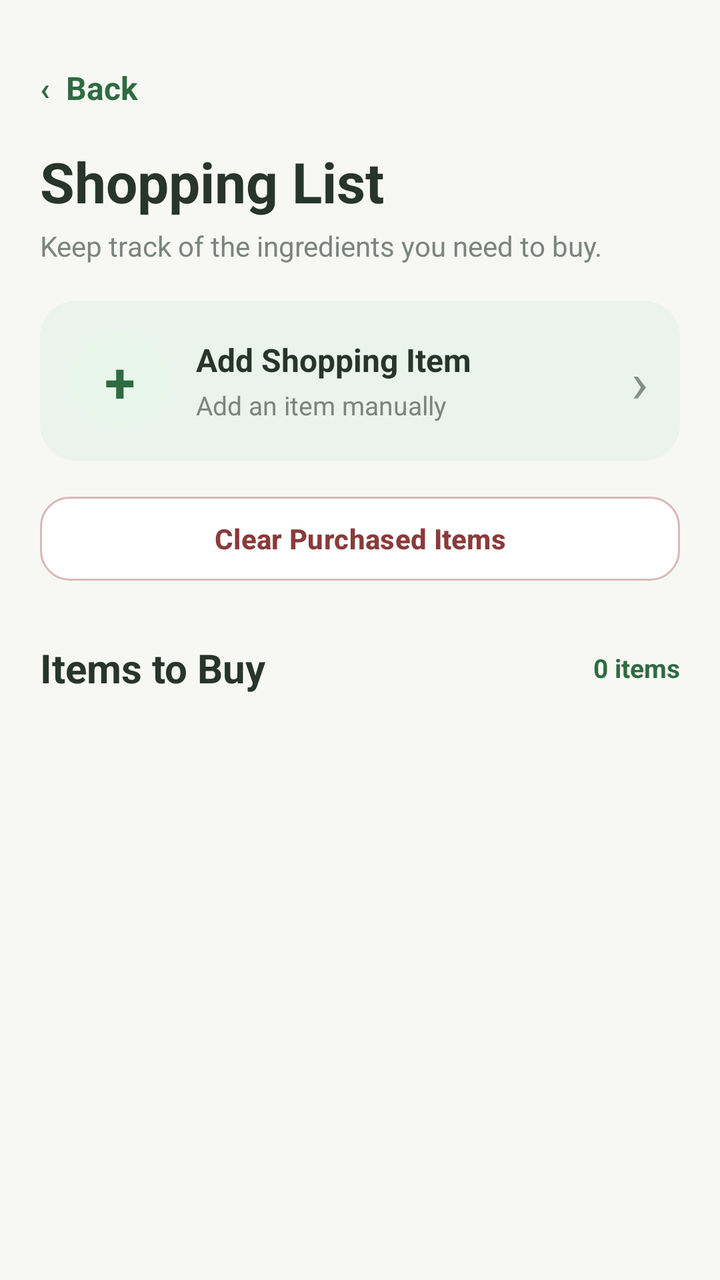
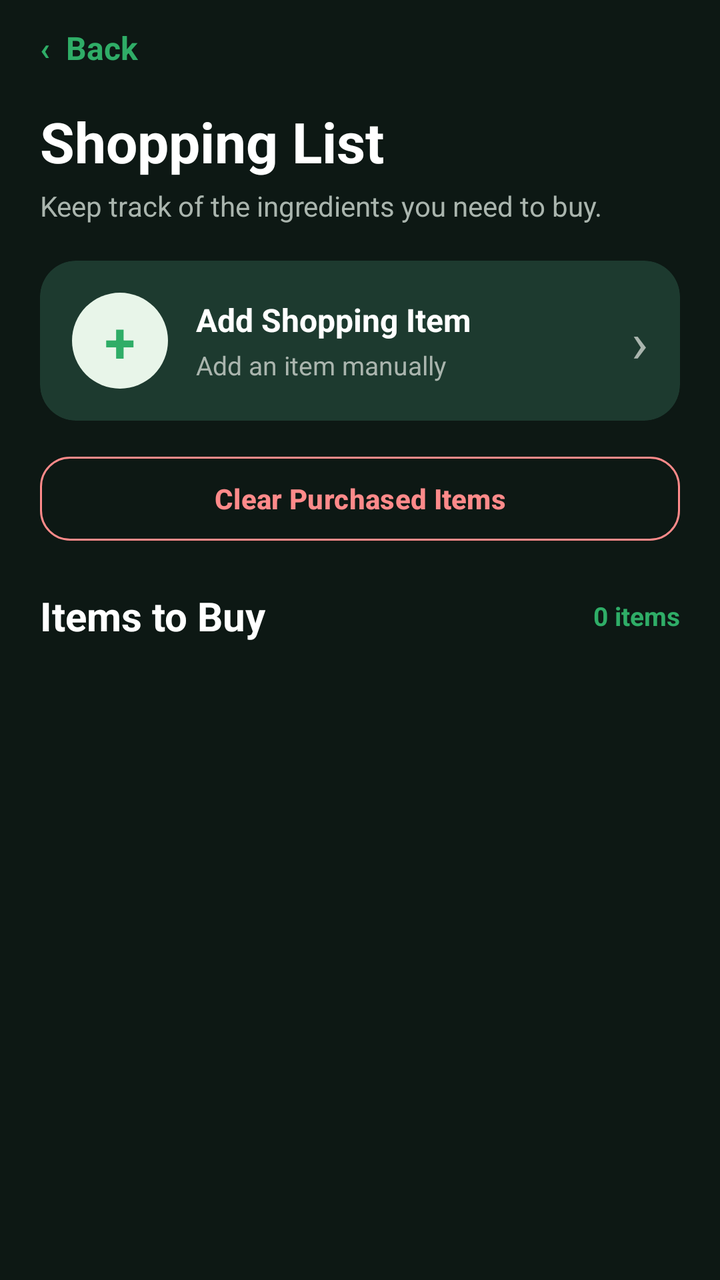

An Android layout rendered at two revisions. The XML below is the earlier revision; the diff shows what the commit changed to produce the second picture.
<!-- AndroidManifest.xml: application theme Theme.SmartPantryManager -->
<!-- res/layout/activity_shopping_list.xml -->
<?xml version="1.0" encoding="utf-8"?>
<androidx.constraintlayout.widget.ConstraintLayout
    xmlns:android="http://schemas.android.com/apk/res/android"
    xmlns:app="http://schemas.android.com/apk/res-auto"
    android:layout_width="match_parent"
    android:layout_height="match_parent"
    android:background="#F7F8F3">

    <ScrollView
        android:layout_width="0dp"
        android:layout_height="0dp"
        android:fillViewport="true"
        android:clipToPadding="false"
        android:paddingBottom="24dp"
        app:layout_constraintTop_toTopOf="parent"
        app:layout_constraintBottom_toBottomOf="parent"
        app:layout_constraintStart_toStartOf="parent"
        app:layout_constraintEnd_toEndOf="parent">

        <LinearLayout
            android:layout_width="match_parent"
            android:layout_height="wrap_content"
            android:orientation="vertical"
            android:padding="20dp">

            
            <TextView
                android:id="@+id/backButton"
                android:layout_width="wrap_content"
                android:layout_height="48dp"
                android:gravity="center_vertical"
                android:text="‹  Back"
                android:textColor="#2F6B42"
                android:textSize="16sp"
                android:textStyle="bold" />

            
            <TextView
                android:layout_width="match_parent"
                android:layout_height="wrap_content"
                android:layout_marginTop="4dp"
                android:text="Shopping List"
                android:textColor="#27352B"
                android:textSize="28sp"
                android:textStyle="bold" />

            <TextView
                android:layout_width="match_parent"
                android:layout_height="wrap_content"
                android:layout_marginTop="4dp"
                android:text="Keep track of the ingredients you need to buy."
                android:textColor="#7A857E"
                android:textSize="14sp" />

            
            <com.google.android.material.card.MaterialCardView
                android:id="@+id/addShoppingItemCard"
                android:layout_width="match_parent"
                android:layout_height="wrap_content"
                android:layout_marginTop="18dp"
                android:clickable="true"
                android:focusable="true"
                android:foreground="?attr/selectableItemBackground"
                app:cardBackgroundColor="#EAF3EC"
                app:cardCornerRadius="18dp"
                app:strokeWidth="0dp">

                <LinearLayout
                    android:layout_width="match_parent"
                    android:layout_height="wrap_content"
                    android:gravity="center_vertical"
                    android:orientation="horizontal"
                    android:padding="16dp">

                    <TextView
                        android:layout_width="48dp"
                        android:layout_height="48dp"
                        android:background="@drawable/icon_circle_green"
                        android:gravity="center"
                        android:text="+"
                        android:textColor="#2F6B42"
                        android:textSize="28sp"
                        android:textStyle="bold" />

                    <LinearLayout
                        android:layout_width="0dp"
                        android:layout_height="wrap_content"
                        android:layout_marginStart="14dp"
                        android:layout_weight="1"
                        android:orientation="vertical">

                        <TextView
                            android:layout_width="wrap_content"
                            android:layout_height="wrap_content"
                            android:text="Add Shopping Item"
                            android:textColor="#27352B"
                            android:textSize="16sp"
                            android:textStyle="bold" />

                        <TextView
                            android:layout_width="wrap_content"
                            android:layout_height="wrap_content"
                            android:layout_marginTop="3dp"
                            android:text="Add an item manually"
                            android:textColor="#7A857E"
                            android:textSize="13sp" />

                    </LinearLayout>

                    <TextView
                        android:layout_width="wrap_content"
                        android:layout_height="wrap_content"
                        android:text="›"
                        android:textColor="#839087"
                        android:textSize="28sp" />

                </LinearLayout>

            </com.google.android.material.card.MaterialCardView>

            
            <com.google.android.material.button.MaterialButton
                android:id="@+id/clearPurchasedButton"
                android:layout_width="match_parent"
                android:layout_height="50dp"
                android:layout_marginTop="14dp"
                android:text="Clear Purchased Items"
                android:textAllCaps="false"
                android:textColor="#8A3B3B"
                android:textSize="14sp"
                android:textStyle="bold"
                app:backgroundTint="#FFFFFF"
                app:cornerRadius="15dp"
                app:strokeColor="#D9B9B9"
                app:strokeWidth="1dp" />

            
            <LinearLayout
                android:layout_width="match_parent"
                android:layout_height="wrap_content"
                android:layout_marginTop="26dp"
                android:gravity="center_vertical"
                android:orientation="horizontal">

                <TextView
                    android:id="@+id/shoppingListTitle"
                    android:layout_width="0dp"
                    android:layout_height="wrap_content"
                    android:layout_weight="1"
                    android:text="Items to Buy"
                    android:textColor="#27352B"
                    android:textSize="20sp"
                    android:textStyle="bold" />

                <TextView
                    android:id="@+id/shoppingListCount"
                    android:layout_width="wrap_content"
                    android:layout_height="wrap_content"
                    android:text="0 items"
                    android:textColor="#2F6B42"
                    android:textSize="13sp"
                    android:textStyle="bold" />

            </LinearLayout>

            
            <androidx.recyclerview.widget.RecyclerView
                android:id="@+id/shoppingItemsRecyclerView"
                android:layout_width="match_parent"
                android:layout_height="wrap_content"
                android:layout_marginTop="12dp"
                android:nestedScrollingEnabled="false" />

            
            <com.google.android.material.card.MaterialCardView
                android:id="@+id/emptyShoppingCard"
                android:layout_width="match_parent"
                android:layout_height="wrap_content"
                android:layout_marginTop="12dp"
                android:visibility="gone"
                app:cardBackgroundColor="#FFFFFF"
                app:cardCornerRadius="18dp"
                app:strokeWidth="0dp">

                <LinearLayout
                    android:layout_width="match_parent"
                    android:layout_height="wrap_content"
                    android:gravity="center"
                    android:orientation="vertical"
                    android:padding="28dp">

                    <TextView
                        android:layout_width="wrap_content"
                        android:layout_height="wrap_content"
                        android:text="🛒"
                        android:textSize="32sp" />

                    <TextView
                        android:layout_width="wrap_content"
                        android:layout_height="wrap_content"
                        android:layout_marginTop="10dp"
                        android:text="Your shopping list is empty"
                        android:textColor="#27352B"
                        android:textSize="17sp"
                        android:textStyle="bold" />

                    <TextView
                        android:layout_width="wrap_content"
                        android:layout_height="wrap_content"
                        android:layout_marginTop="5dp"
                        android:text="Add ingredients you need to buy."
                        android:textColor="#7A857E"
                        android:textSize="13sp" />

                </LinearLayout>

            </com.google.android.material.card.MaterialCardView>

        </LinearLayout>

    </ScrollView>

</androidx.constraintlayout.widget.ConstraintLayout>
<!-- resources referenced by this layout -->
<resources>
  <!-- drawable icon_circle_green (drawable) -->
  <?xml version="1.0" encoding="utf-8"?>
  <shape xmlns:android="http://schemas.android.com/apk/res/android"
      android:shape="oval">
  
      <solid android:color="#E8F5E9" />
  
  </shape>
  <style name="Theme.SmartPantryManager" parent="Base.Theme.SmartPantryManager" />
  <style name="Base.Theme.SmartPantryManager" parent="Theme.Material3.Dark.NoActionBar">
  
          <item name="colorPrimary">@color/primary_green</item>
          <item name="colorOnPrimary">@color/black</item>
  
          <item name="colorSecondary">@color/primary_green_dark</item>
          <item name="colorOnSecondary">@color/text_primary_dark</item>
  
          <item name="colorSurface">@color/surface_dark</item>
          <item name="colorOnSurface">@color/text_primary_dark</item>
  
          <item name="android:windowBackground">@color/background_dark</item>
          <item name="android:colorAccent">@color/primary_green</item>
  
          <item name="android:statusBarColor">@color/background_dark</item>
          <item name="android:navigationBarColor">@color/background_dark</item>
  
          <item name="android:windowLightStatusBar">false</item>
  
      </style>
  <color name="primary_green">#39D98A</color>
  <color name="black">#FF000000</color>
  <color name="primary_green_dark">#1F8F5B</color>
  <color name="text_primary_dark">#F1F5F3</color>
  <color name="surface_dark">#1C2523</color>
  <color name="background_dark">#111917</color>
</resources>

<!-- the commit's change to res/layout/activity_shopping_list.xml (unified diff, before → after) -->
@@ -2,222 +2,321 @@
 <androidx.constraintlayout.widget.ConstraintLayout
     xmlns:android="http://schemas.android.com/apk/res/android"
     xmlns:app="http://schemas.android.com/apk/res-auto"
+    xmlns:tools="http://schemas.android.com/tools"
     android:layout_width="match_parent"
     android:layout_height="match_parent"
-    android:background="#F7F8F3">
-
-    <ScrollView
-        android:layout_width="0dp"
-        android:layout_height="0dp"
-        android:fillViewport="true"
-        android:clipToPadding="false"
-        android:paddingBottom="24dp"
-        app:layout_constraintTop_toTopOf="parent"
-        app:layout_constraintBottom_toBottomOf="parent"
-        app:layout_constraintStart_toStartOf="parent"
-        app:layout_constraintEnd_toEndOf="parent">
+    android:background="#0D1814">
+
+    
+    <TextView
+        android:id="@+id/backButton"
+        android:layout_width="wrap_content"
+        android:layout_height="48dp"
+        android:layout_marginStart="20dp"
+        android:gravity="center_vertical"
+        android:text="‹  Back"
+        android:textColor="#2FAD67"
+        android:textSize="16sp"
+        android:textStyle="bold"
+        app:layout_constraintStart_toStartOf="parent"
+        app:layout_constraintTop_toTopOf="parent" />
+
+    
+    <TextView
+        android:id="@+id/shoppingTitle"
+        android:layout_width="0dp"
+        android:layout_height="wrap_content"
+        android:layout_marginStart="20dp"
+        android:layout_marginTop="4dp"
+        android:layout_marginEnd="20dp"
+        android:text="Shopping List"
+        android:textColor="#FFFFFF"
+        android:textSize="28sp"
+        android:textStyle="bold"
+        app:layout_constraintEnd_toEndOf="parent"
+        app:layout_constraintStart_toStartOf="parent"
+        app:layout_constraintTop_toBottomOf="@id/backButton" />
+
+    <TextView
+        android:id="@+id/shoppingSubtitle"
+        android:layout_width="0dp"
+        android:layout_height="wrap_content"
+        android:layout_marginStart="20dp"
+        android:layout_marginTop="4dp"
+        android:layout_marginEnd="20dp"
+        android:text="Keep track of the ingredients you need to buy."
+        android:textColor="#AAB5AE"
+        android:textSize="14sp"
+        app:layout_constraintEnd_toEndOf="parent"
+        app:layout_constraintStart_toStartOf="parent"
+        app:layout_constraintTop_toBottomOf="@id/shoppingTitle" />
+
+    
+    <com.google.android.material.card.MaterialCardView
+        android:id="@+id/addShoppingItemCard"
+        android:layout_width="0dp"
+        android:layout_height="wrap_content"
+        android:layout_marginStart="20dp"
+        android:layout_marginTop="18dp"
+        android:layout_marginEnd="20dp"
+        android:clickable="true"
+        android:focusable="true"
+        android:foreground="?attr/selectableItemBackground"
+        app:cardBackgroundColor="#1D3A2F"
+        app:cardCornerRadius="18dp"
+        app:strokeWidth="0dp"
+        app:layout_constraintEnd_toEndOf="parent"
+        app:layout_constraintStart_toStartOf="parent"
+        app:layout_constraintTop_toBottomOf="@id/shoppingSubtitle">
 
         <LinearLayout
             android:layout_width="match_parent"
             android:layout_height="wrap_content"
+            android:gravity="center_vertical"
+            android:orientation="horizontal"
+            android:padding="16dp">
+
+            <TextView
+                android:layout_width="48dp"
+                android:layout_height="48dp"
+                android:background="@drawable/icon_circle_green"
+                android:gravity="center"
+                android:text="+"
+                android:textColor="#2FAD67"
+                android:textSize="28sp"
+                android:textStyle="bold" />
+
+            <LinearLayout
+                android:layout_width="0dp"
+                android:layout_height="wrap_content"
+                android:layout_marginStart="14dp"
+                android:layout_weight="1"
+                android:orientation="vertical">
+
+                <TextView
+                    android:layout_width="wrap_content"
+                    android:layout_height="wrap_content"
+                    android:text="Add Shopping Item"
+                    android:textColor="#FFFFFF"
+                    android:textSize="16sp"
+                    android:textStyle="bold" />
+
+                <TextView
+                    android:layout_width="wrap_content"
+                    android:layout_height="wrap_content"
+                    android:layout_marginTop="3dp"
+                    android:text="Add an item manually"
+                    android:textColor="#AAB5AE"
+                    android:textSize="13sp" />
+
+            </LinearLayout>
+
+            <TextView
+                android:layout_width="wrap_content"
+                android:layout_height="wrap_content"
+                android:text="›"
+                android:textColor="#AAB5AE"
+                android:textSize="28sp" />
+
+        </LinearLayout>
+
+    </com.google.android.material.card.MaterialCardView>
+
+    
+    <com.google.android.material.button.MaterialButton
+        android:id="@+id/clearPurchasedButton"
+        android:layout_width="0dp"
+        android:layout_height="50dp"
+        android:layout_marginStart="20dp"
+        android:layout_marginTop="14dp"
+        android:layout_marginEnd="20dp"
+        android:text="Clear Purchased Items"
+        android:textAllCaps="false"
+        android:textColor="#FF8A8A"
+        android:textSize="14sp"
+        android:textStyle="bold"
+        app:backgroundTint="#0D1814"
+        app:cornerRadius="15dp"
+        app:strokeColor="#FF8A8A"
+        app:strokeWidth="1dp"
+        app:layout_constraintEnd_toEndOf="parent"
+        app:layout_constraintStart_toStartOf="parent"
+        app:layout_constraintTop_toBottomOf="@id/addShoppingItemCard" />
+
+    
+    <LinearLayout
+        android:id="@+id/shoppingSectionHeading"
+        android:layout_width="0dp"
+        android:layout_height="wrap_content"
+        android:layout_marginStart="20dp"
+        android:layout_marginTop="20dp"
+        android:layout_marginEnd="20dp"
+        android:gravity="center_vertical"
+        android:orientation="horizontal"
+        app:layout_constraintEnd_toEndOf="parent"
+        app:layout_constraintStart_toStartOf="parent"
+        app:layout_constraintTop_toBottomOf="@id/clearPurchasedButton">
+
+        <TextView
+            android:layout_width="0dp"
+            android:layout_height="wrap_content"
+            android:layout_weight="1"
+            android:text="Items to Buy"
+            android:textColor="#FFFFFF"
+            android:textSize="20sp"
+            android:textStyle="bold" />
+
+        <TextView
+            android:id="@+id/shoppingListCount"
+            android:layout_width="wrap_content"
+            android:layout_height="wrap_content"
+            android:text="0 items"
+            android:textColor="#2FAD67"
+            android:textSize="13sp"
+            android:textStyle="bold" />
+
+    </LinearLayout>
+
+    
+    <androidx.recyclerview.widget.RecyclerView
+        android:id="@+id/shoppingItemsRecyclerView"
+        android:layout_width="0dp"
+        android:layout_height="0dp"
+        android:layout_marginStart="20dp"
+        android:layout_marginTop="12dp"
+        android:layout_marginEnd="20dp"
+        android:layout_marginBottom="20dp"
+        android:clipToPadding="false"
+        android:overScrollMode="ifContentScrolls"
+        android:paddingBottom="20dp"
+        app:layout_constraintBottom_toBottomOf="parent"
+        app:layout_constraintEnd_toEndOf="parent"
+        app:layout_constraintStart_toStartOf="parent"
+        app:layout_constraintTop_toBottomOf="@id/shoppingSectionHeading"
+        tools:listitem="@layout/item_shopping" />
+
+    
+    <com.google.android.material.card.MaterialCardView
+        android:id="@+id/emptyShoppingCard"
+        android:layout_width="0dp"
+        android:layout_height="wrap_content"
+        android:layout_marginStart="20dp"
+        android:layout_marginTop="12dp"
+        android:layout_marginEnd="20dp"
+        android:visibility="gone"
+        app:cardBackgroundColor="#1D3A2F"
+        app:cardCornerRadius="18dp"
+        app:strokeWidth="0dp"
+        app:layout_constraintEnd_toEndOf="parent"
+        app:layout_constraintStart_toStartOf="parent"
+        app:layout_constraintTop_toBottomOf="@id/shoppingSectionHeading">
+
+        <LinearLayout
+            android:layout_width="match_parent"
+            android:layout_height="wrap_content"
+            android:gravity="center"
             android:orientation="vertical"
-            android:padding="20dp">
-
-            
-            <TextView
-                android:id="@+id/backButton"
+            android:padding="28dp">
+
+            <TextView
                 android:layout_width="wrap_content"
-                android:layout_height="48dp"
-                android:gravity="center_vertical"
-                android:text="‹  Back"
-                android:textColor="#2F6B42"
+                android:layout_height="wrap_content"
+                android:text="🛒"
+                android:textSize="32sp" />
+
+            <TextView
+                android:layout_width="wrap_content"
+                android:layout_height="wrap_content"
+                android:layout_marginTop="10dp"
+                android:text="Your shopping list is empty"
+                android:textColor="#FFFFFF"
+                android:textSize="17sp"
+                android:textStyle="bold" />
+
+            <TextView
+                android:layout_width="wrap_content"
+                android:layout_height="wrap_content"
+                android:layout_marginTop="5dp"
+                android:text="Add ingredients you need to buy."
+                android:textColor="#AAB5AE"
+                android:textSize="13sp" />
+
+        </LinearLayout>
+
+    </com.google.android.material.card.MaterialCardView>
+
+</androidx.constraintlayout.widget.ConstraintLayout>
+<!-- res/layout/item_shopping.xml (included above) -->
+<?xml version="1.0" encoding="utf-8"?>
+<androidx.cardview.widget.CardView
+    xmlns:android="http://schemas.android.com/apk/res/android"
+    android:layout_width="match_parent"
+    android:layout_height="wrap_content"
+    android:layout_marginBottom="12dp"
+    android:backgroundTint="@color/surface_card"
+    android:elevation="0dp"
+    android:radius="20dp">
+
+    <LinearLayout
+        android:layout_width="match_parent"
+        android:layout_height="wrap_content"
+        android:gravity="center_vertical"
+        android:orientation="horizontal"
+        android:padding="16dp">
+
+        <CheckBox
+            android:id="@+id/purchasedCheckBox"
+            android:layout_width="wrap_content"
+            android:layout_height="wrap_content"
+            android:buttonTint="@color/primary_green" />
+
+        <LinearLayout
+            android:layout_width="0dp"
+            android:layout_height="wrap_content"
+            android:layout_marginStart="6dp"
+            android:layout_weight="1"
+            android:orientation="vertical">
+
+            <TextView
+                android:id="@+id/shoppingItemName"
+                android:layout_width="match_parent"
+                android:layout_height="wrap_content"
+                android:text="Eggs"
+                android:textColor="@color/text_primary_dark"
                 android:textSize="16sp"
                 android:textStyle="bold" />
 
-            
-            <TextView
+            <TextView
+                android:id="@+id/shoppingItemQuantity"
                 android:layout_width="match_parent"
                 android:layout_height="wrap_content"
                 android:layout_marginTop="4dp"
-                android:text="Shopping List"
-                android:textColor="#27352B"
-                android:textSize="28sp"
-                android:textStyle="bold" />
-
-            <TextView
-                android:layout_width="match_parent"
-                android:layout_height="wrap_content"
-                android:layout_marginTop="4dp"
-                android:text="Keep track of the ingredients you need to buy."
-                android:textColor="#7A857E"
-                android:textSize="14sp" />
-
-            
-            <com.google.android.material.card.MaterialCardView
-                android:id="@+id/addShoppingItemCard"
-                android:layout_width="match_parent"
-                android:layout_height="wrap_content"
-                android:layout_marginTop="18dp"
-                android:clickable="true"
-                android:focusable="true"
-                android:foreground="?attr/selectableItemBackground"
-                app:cardBackgroundColor="#EAF3EC"
-                app:cardCornerRadius="18dp"
-                app:strokeWidth="0dp">
-
-                <LinearLayout
-                    android:layout_width="match_parent"
-                    android:layout_height="wrap_content"
-                    android:gravity="center_vertical"
-                    android:orientation="horizontal"
-                    android:padding="16dp">
-
-                    <TextView
-                        android:layout_width="48dp"
-                        android:layout_height="48dp"
-                        android:background="@drawable/icon_circle_green"
-                        android:gravity="center"
-                        android:text="+"
-                        android:textColor="#2F6B42"
-                        android:textSize="28sp"
-                        android:textStyle="bold" />
-
-                    <LinearLayout
-                        android:layout_width="0dp"
-                        android:layout_height="wrap_content"
-                        android:layout_marginStart="14dp"
-                        android:layout_weight="1"
-                        android:orientation="vertical">
-
-                        <TextView
-                            android:layout_width="wrap_content"
-                            android:layout_height="wrap_content"
-                            android:text="Add Shopping Item"
-                            android:textColor="#27352B"
-                            android:textSize="16sp"
-                            android:textStyle="bold" />
-
-                        <TextView
-                            android:layout_width="wrap_content"
-                            android:layout_height="wrap_content"
-                            android:layout_marginTop="3dp"
-                            android:text="Add an item manually"
-                            android:textColor="#7A857E"
-                            android:textSize="13sp" />
-
-                    </LinearLayout>
-
-                    <TextView
-                        android:layout_width="wrap_content"
-                        android:layout_height="wrap_content"
-                        android:text="›"
-                        android:textColor="#839087"
-                        android:textSize="28sp" />
-
-                </LinearLayout>
-
-            </com.google.android.material.card.MaterialCardView>
-
-            
-            <com.google.android.material.button.MaterialButton
-                android:id="@+id/clearPurchasedButton"
-                android:layout_width="match_parent"
-                android:layout_height="50dp"
-                android:layout_marginTop="14dp"
-                android:text="Clear Purchased Items"
-                android:textAllCaps="false"
-                android:textColor="#8A3B3B"
-                android:textSize="14sp"
-                android:textStyle="bold"
-                app:backgroundTint="#FFFFFF"
-                app:cornerRadius="15dp"
-                app:strokeColor="#D9B9B9"
-                app:strokeWidth="1dp" />
-
-            
-            <LinearLayout
-                android:layout_width="match_parent"
-                android:layout_height="wrap_content"
-                android:layout_marginTop="26dp"
-                android:gravity="center_vertical"
-                android:orientation="horizontal">
-
-                <TextView
-                    android:id="@+id/shoppingListTitle"
-                    android:layout_width="0dp"
-                    android:layout_height="wrap_content"
-                    android:layout_weight="1"
-                    android:text="Items to Buy"
-                    android:textColor="#27352B"
-                    android:textSize="20sp"
-                    android:textStyle="bold" />
-
-                <TextView
-                    android:id="@+id/shoppingListCount"
-                    android:layout_width="wrap_content"
-                    android:layout_height="wrap_content"
-                    android:text="0 items"
-                    android:textColor="#2F6B42"
-                    android:textSize="13sp"
-                    android:textStyle="bold" />
-
-            </LinearLayout>
-
-            
-            <androidx.recyclerview.widget.RecyclerView
-                android:id="@+id/shoppingItemsRecyclerView"
-                android:layout_width="match_parent"
-                android:layout_height="wrap_content"
-                android:layout_marginTop="12dp"
-                android:nestedScrollingEnabled="false" />
-
-            
-            <com.google.android.material.card.MaterialCardView
-                android:id="@+id/emptyShoppingCard"
-                android:layout_width="match_parent"
-                android:layout_height="wrap_content"
-                android:layout_marginTop="12dp"
-                android:visibility="gone"
-                app:cardBackgroundColor="#FFFFFF"
-                app:cardCornerRadius="18dp"
-                app:strokeWidth="0dp">
-
-                <LinearLayout
-                    android:layout_width="match_parent"
-                    android:layout_height="wrap_content"
-                    android:gravity="center"
-                    android:orientation="vertical"
-                    android:padding="28dp">
-
-                    <TextView
-                        android:layout_width="wrap_content"
-                        android:layout_height="wrap_content"
-                        android:text="🛒"
-                        android:textSize="32sp" />
-
-                    <TextView
-                        android:layout_width="wrap_content"
-                        android:layout_height="wrap_content"
-                        android:layout_marginTop="10dp"
-                        android:text="Your shopping list is empty"
-                        android:textColor="#27352B"
-                        android:textSize="17sp"
-                        android:textStyle="bold" />
-
-                    <TextView
-                        android:layout_width="wrap_content"
-                        android:layout_height="wrap_content"
-                        android:layout_marginTop="5dp"
-                        android:text="Add ingredients you need to buy."
-                        android:textColor="#7A857E"
-                        android:textSize="13sp" />
-
-                </LinearLayout>
-
-            </com.google.android.material.card.MaterialCardView>
+                android:text="Quantity: 2"
+                android:textColor="@color/text_secondary_dark"
+                android:textSize="13sp" />
 
         </LinearLayout>
 
-    </ScrollView>
-
-</androidx.constraintlayout.widget.ConstraintLayout>
+        <TextView
+            android:id="@+id/editShoppingItemButton"
+            android:layout_width="44dp"
+            android:layout_height="44dp"
+            android:contentDescription="Edit shopping item"
+            android:gravity="center"
+            android:text="✎"
+            android:textColor="@color/primary_green"
+            android:textSize="22sp" />
+
+        <TextView
+            android:id="@+id/deleteShoppingItemButton"
+            android:layout_width="44dp"
+            android:layout_height="44dp"
+            android:contentDescription="Delete shopping item"
+            android:gravity="center"
+            android:text="🗑"
+            android:textColor="#FFFF8A8A"
+            android:textSize="19sp" />
+
+    </LinearLayout>
+
+</androidx.cardview.widget.CardView>
<!-- resource entries referenced after the edit -->
@@ -30,9 +30,11 @@
   
       </style>
   <color name="primary_green">#39D98A</color>
+  <color name="surface_card">#26322F</color>
   <color name="black">#FF000000</color>
   <color name="primary_green_dark">#1F8F5B</color>
   <color name="text_primary_dark">#F1F5F3</color>
+  <color name="text_secondary_dark">#B8C4BF</color>
   <color name="surface_dark">#1C2523</color>
   <color name="background_dark">#111917</color>
 </resources>
